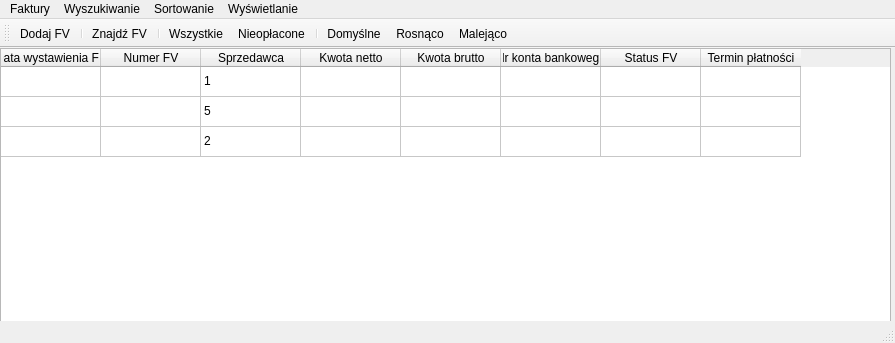
This is layout/main_window.ui in Buczek05/Faktury-zarzadzanie as Qt 5 draws it before an edit. The edited form follows.
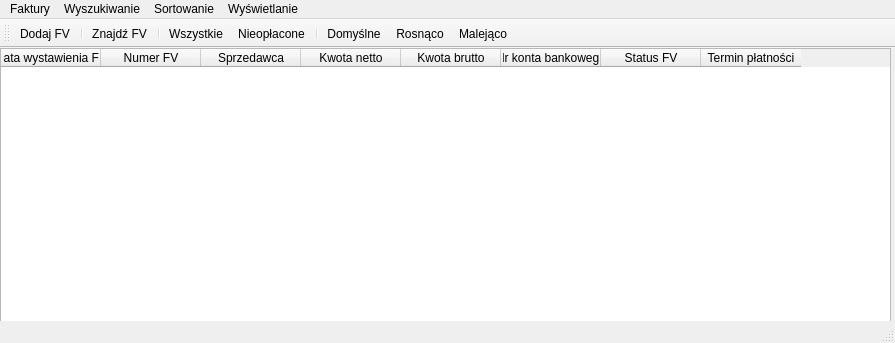
This is the edited form. Icons and pictures are not drawn.

The edit to the form file:
```diff
--- a/layout/main_window.ui
+++ b/layout/main_window.ui
@@ -29,21 +29,6 @@
        <attribute name="verticalHeaderVisible">
         <bool>false</bool>
        </attribute>
-       <row>
-        <property name="text">
-         <string>1</string>
-        </property>
-       </row>
-       <row>
-        <property name="text">
-         <string>2</string>
-        </property>
-       </row>
-       <row>
-        <property name="text">
-         <string>3</string>
-        </property>
-       </row>
        <column>
         <property name="text">
          <string>Data wystawienia FV</string>
@@ -84,21 +69,6 @@
          <string>Termin płatności</string>
         </property>
        </column>
-       <item row="0" column="2">
-        <property name="text">
-         <string>1</string>
-        </property>
-       </item>
-       <item row="1" column="2">
-        <property name="text">
-         <string>5</string>
-        </property>
-       </item>
-       <item row="2" column="2">
-        <property name="text">
-         <string>2</string>
-        </property>
-       </item>
       </widget>
      </item>
     </layout>
```
Left out of the diff: 3 changed lines with no effect on the pictures.
